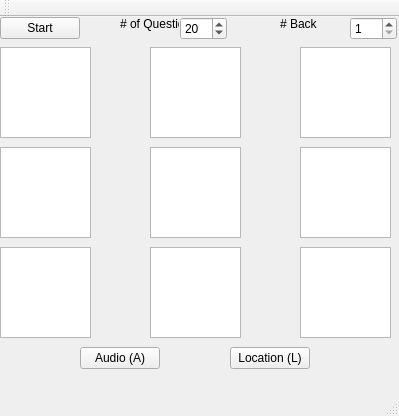
Qt form N_Back_Training/mainwindow.ui (SillyInventor/N_Back_Training) before a commit.
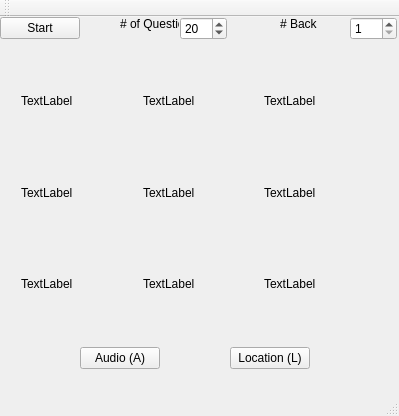
The same form after that commit.

Diff of the .ui file:
```diff
--- a/N_Back_Training/mainwindow.ui
+++ b/N_Back_Training/mainwindow.ui
@@ -82,96 +82,6 @@
      <string># of Questions</string>
     </property>
    </widget>
-   <widget class="QGraphicsView" name="graphicsView">
-    <property name="geometry">
-     <rect>
-      <x>0</x>
-      <y>30</y>
-      <width>91</width>
-      <height>91</height>
-     </rect>
-    </property>
-   </widget>
-   <widget class="QGraphicsView" name="graphicsView_2">
-    <property name="geometry">
-     <rect>
-      <x>150</x>
-      <y>30</y>
-      <width>91</width>
-      <height>91</height>
-     </rect>
-    </property>
-   </widget>
-   <widget class="QGraphicsView" name="graphicsView_3">
-    <property name="geometry">
-     <rect>
-      <x>300</x>
-      <y>30</y>
-      <width>91</width>
-      <height>91</height>
-     </rect>
-    </property>
-   </widget>
-   <widget class="QGraphicsView" name="graphicsView_4">
-    <property name="geometry">
-     <rect>
-      <x>0</x>
-      <y>130</y>
-      <width>91</width>
-      <height>91</height>
-     </rect>
-    </property>
-   </widget>
-   <widget class="QGraphicsView" name="graphicsView_5">
-    <property name="geometry">
-     <rect>
-      <x>150</x>
-      <y>130</y>
-      <width>91</width>
-      <height>91</height>
-     </rect>
-    </property>
-   </widget>
-   <widget class="QGraphicsView" name="graphicsView_6">
-    <property name="geometry">
-     <rect>
-      <x>300</x>
-      <y>130</y>
-      <width>91</width>
-      <height>91</height>
-     </rect>
-    </property>
-   </widget>
-   <widget class="QGraphicsView" name="graphicsView_7">
-    <property name="geometry">
-     <rect>
-      <x>0</x>
-      <y>230</y>
-      <width>91</width>
-      <height>91</height>
-     </rect>
-    </property>
-   </widget>
-   <widget class="QGraphicsView" name="graphicsView_8">
-    <property name="geometry">
-     <rect>
-      <x>150</x>
-      <y>230</y>
-      <width>91</width>
-      <height>91</height>
-     </rect>
-    </property>
-   </widget>
-   <widget class="QGraphicsView" name="graphicsView_9">
-    <property name="geometry">
-     <rect>
-      <x>300</x>
-      <y>230</y>
-      <width>91</width>
-      <height>91</height>
-     </rect>
-    </property>
-   </widget>
    <widget class="QPushButton" name="location">
     <property name="geometry">
      <rect>
@@ -198,6 +108,93 @@
      <string>Audio (A)</string>
     </property>
    </widget>
+   <widget class="QWidget" name="">
+    <property name="geometry">
+     <rect>
+      <x>10</x>
+      <y>30</y>
+      <width>381</width>
+      <height>291</height>
+     </rect>
+    </property>
+    <layout class="QVBoxLayout" name="verticalLayout">
+     <item>
+      <layout class="QHBoxLayout" name="horizontalLayout">
+       <item>
+        <widget class="QLabel" name="visLab1">
+         <property name="text">
+          <string>TextLabel</string>
+         </property>
+        </widget>
+       </item>
+       <item>
+        <widget class="QLabel" name="visLab2">
+         <property name="text">
+          <string>TextLabel</string>
+         </property>
+        </widget>
+       </item>
+       <item>
+        <widget class="QLabel" name="visLab3">
+         <property name="text">
+          <string>TextLabel</string>
+         </property>
+        </widget>
+       </item>
+      </layout>
+     </item>
+     <item>
+      <layout class="QHBoxLayout" name="horizontalLayout_2">
+       <item>
+        <widget class="QLabel" name="visLab4">
+         <property name="text">
+          <string>TextLabel</string>
+         </property>
+        </widget>
+       </item>
+       <item>
+        <widget class="QLabel" name="visLab6">
+         <property name="text">
+          <string>TextLabel</string>
+         </property>
+        </widget>
+       </item>
+       <item>
+        <widget class="QLabel" name="visLab5">
+         <property name="text">
+          <string>TextLabel</string>
+         </property>
+        </widget>
+       </item>
+      </layout>
+     </item>
+     <item>
+      <layout class="QHBoxLayout" name="horizontalLayout_3">
+       <item>
+        <widget class="QLabel" name="visLab8">
+         <property name="text">
+          <string>TextLabel</string>
+         </property>
+        </widget>
+       </item>
+       <item>
+        <widget class="QLabel" name="visLab7">
+         <property name="text">
+          <string>TextLabel</string>
+         </property>
+        </widget>
+       </item>
+       <item>
+        <widget class="QLabel" name="visLab9">
+         <property name="text">
+          <string>TextLabel</string>
+         </property>
+        </widget>
+       </item>
+      </layout>
+     </item>
+    </layout>
+   </widget>
   </widget>
   <widget class="QMenuBar" name="menuBar">
    <property name="geometry">
```
Left out of the diff: 6 changed lines with no effect on the pictures.
